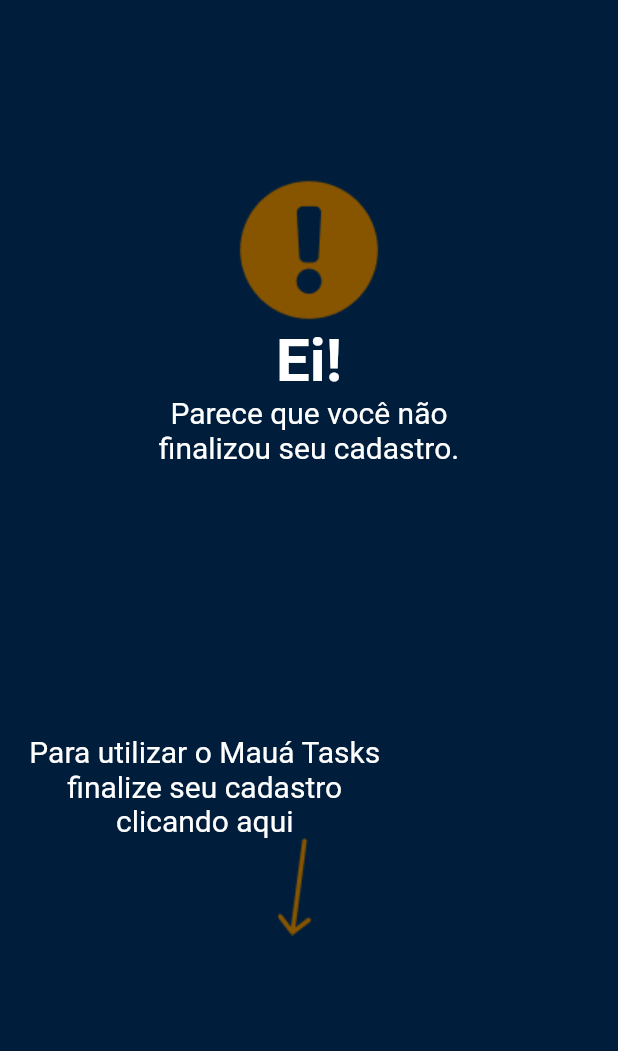
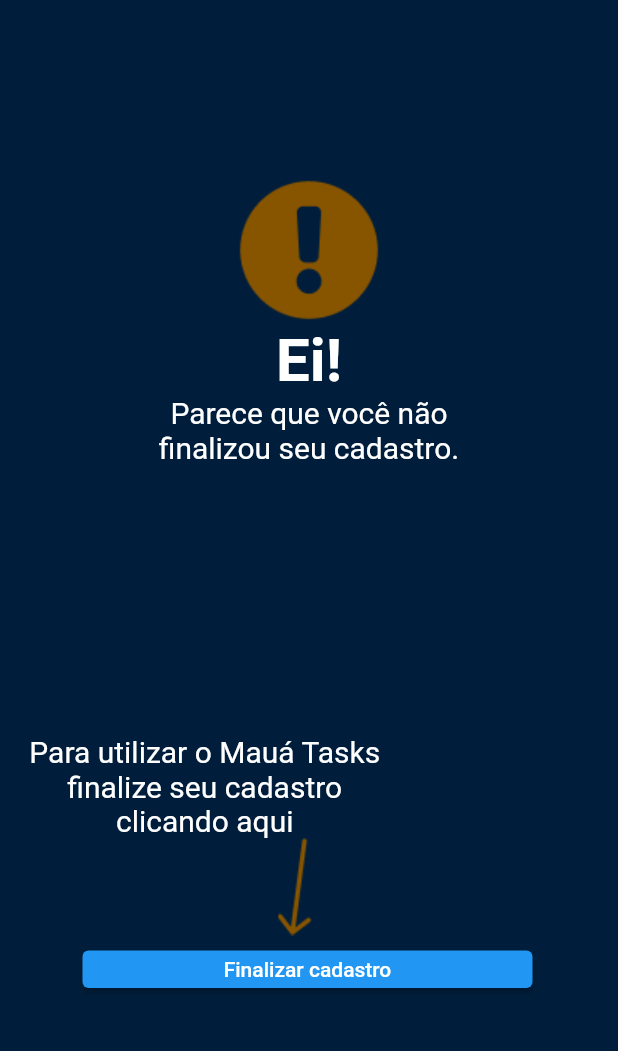
Before and after one commit to EnzoFavaro/Maua-Tasks, a Flutter app: the Profile screen opened directly, on a phone screen of 412 x 824 dp, the part 59-1110 px from its top. Run offline on Flutter 3.47's test engine with Material 2 defaults, Android fonts, the phone set to English and light mode, and no system bars; our stand-ins replace table_calendar; Roboto replaces fonts that are missing (Lato-Regular).

Commit message:
correção de paginas

```diff
--- a/lib/main.dart
+++ b/lib/main.dart
@@ -17,7 +17,7 @@
   Widget build(BuildContext context) {
     return const MaterialApp(
       debugShowCheckedModeBanner: false,
-      home:  BottomNavigationWidget(),
+      home:  Login(),
     );
   }
 }
--- a/lib/pages/profile.dart
+++ b/lib/pages/profile.dart
@@ -1,4 +1,5 @@
 import 'package:flutter/material.dart';
+import 'package:maua_tasks/pages/profile2.dart';
 
 class Profile extends StatelessWidget {
   const Profile({super.key});
@@ -62,7 +63,27 @@
                       'assets/images/arrowImage.png',
                       alignment: Alignment.topCenter
                     ))
-              ]))
+              ])),
+              Row(
+            children: [
+              Padding(
+                padding: const EdgeInsets.only(left: 55, top: 10),
+                child: SizedBox(
+                    width: 300,
+                    height: 25,
+                    child: ElevatedButton(
+                      onPressed: () {
+                        Navigator.push(
+                          context,
+                          MaterialPageRoute(builder: (context) => const Profile2()),
+                        );
+                      },
+                      child: const Text("Finalizar cadastro"),
+                    )),
+              )
+            ],
+          ),
             ])));
+
   }
 }
```
Also changed, not shown: lib/pages/login.dart (+7 -1 lines), lib/pages/profile2.dart (+7 -4 lines), lib/widgets/bottom_bar.dart (+8 -8 lines).
